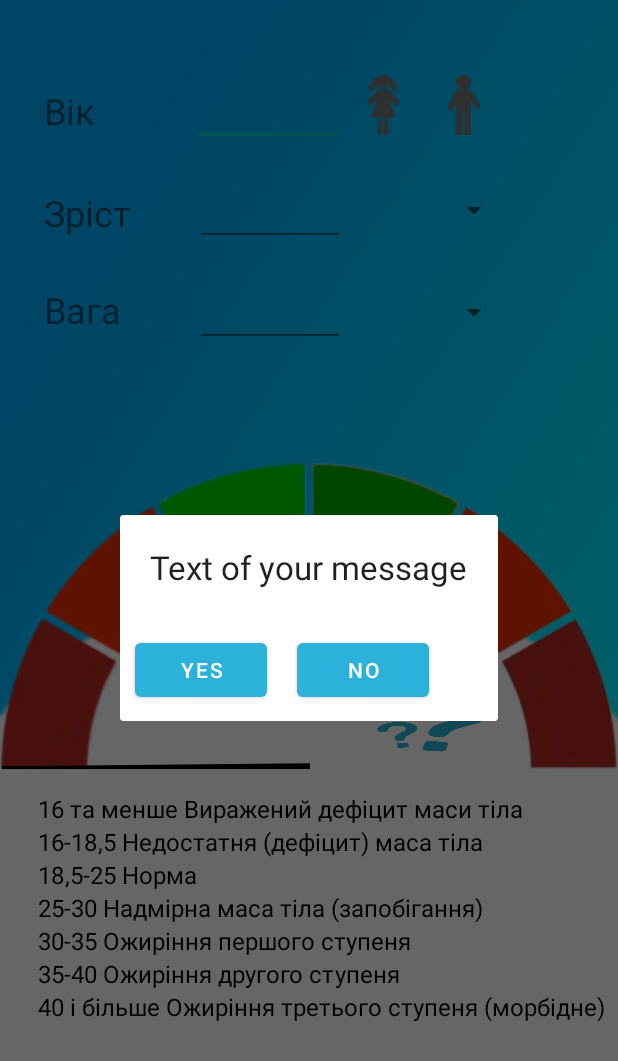
After one commit to Meadowsdxd/IMT-Calculator-, an Android app: the fragment Dialog placed in its activity, on a phone screen of 412 x 824 dp. The commit adds this screen. Shown: the top 1061 px of the screen. Run offline under Robolectric (Android 15) with nearby library versions, the phone set to English and light mode, and no system bars.

Commit message:
Add two and more new class for a new DialogFragment

```diff
--- /dev/null
+++ b/app/src/main/java/com/example/imtcalculator/fragment/Dialog.java
@@ -0,0 +1,58 @@
+package com.example.imtcalculator.fragment;
+
+import android.content.DialogInterface;
+import android.content.Intent;
+import android.os.Bundle;
+import android.util.Log;
+import android.view.LayoutInflater;
+import android.view.View;
+import android.view.ViewGroup;
+import android.widget.Button;
+import android.widget.Toast;
+
+import androidx.fragment.app.DialogFragment;
+
+import com.example.imtcalculator.R;
+import com.example.imtcalculator.activity.HelperActivity;
+
+public class Dialog extends DialogFragment implements View.OnClickListener {
+
+    final String LOG_TAG = "myLogs";
+double reuslt=0;
+
+    public double getReuslt() {
+        return reuslt;
+    }
+
+    public void setReuslt(double reuslt) {
+        this.reuslt = reuslt;
+    }
+
+    public View onCreateView(LayoutInflater inflater, ViewGroup container,
+                             Bundle savedInstanceState) {
+        getDialog().setTitle("Title!");
+        View v = inflater.inflate(R.layout.dialog, null);
+        v.findViewById(R.id.btnYes).setOnClickListener(this);
+        v.findViewById(R.id.btnNo).setOnClickListener(this);
+        return v;
+    }
+
+    public void onClick(View v) {
+        Toast.makeText(getContext(),"Чудово",Toast.LENGTH_LONG).show();
+        dismiss();
+    }
+
+    public void onDismiss(DialogInterface dialog) {
+        super.onDismiss(dialog);
+
+        Intent intent=new Intent(getContext(),HelperActivity.class);
+        intent.putExtra("result",reuslt);
+
+        startActivity(intent);
+    }
+
+    public void onCancel(DialogInterface dialog) {
+        super.onCancel(dialog);
+        Log.d(LOG_TAG, "Dialog 1: onCancel");
+    }
+}
--- /dev/null
+++ b/app/src/main/res/layout/dialog.xml
@@ -0,0 +1,35 @@
+<?xml version="1.0" encoding="utf-8"?>
+<LinearLayout
+    xmlns:android="http://schemas.android.com/apk/res/android"
+    android:layout_width="wrap_content"
+    android:layout_height="match_parent"
+    android:orientation="vertical">
+    <TextView
+        android:id="@+id/textView1"
+        android:layout_width="wrap_content"
+        android:layout_height="wrap_content"
+        android:layout_gravity="center"
+        android:layout_margin="20dp"
+        android:text="@string/message_text"
+        android:textAppearance="?android:attr/textAppearanceLarge">
+    </TextView>
+    <LinearLayout
+        android:layout_width="wrap_content"
+        android:layout_height="wrap_content">
+        <Button
+            android:id="@+id/btnYes"
+            android:layout_width="wrap_content"
+            android:layout_height="wrap_content"
+            android:layout_margin="10dp"
+            android:text="@string/yes">
+        </Button>
+        <Button
+            android:id="@+id/btnNo"
+            android:layout_width="wrap_content"
+            android:layout_height="wrap_content"
+            android:layout_margin="10dp"
+            android:text="@string/no">
+        </Button>
+
+    </LinearLayout>
+</LinearLayout>
--- a/app/src/main/res/layout/fragment_main.xml
+++ b/app/src/main/res/layout/fragment_main.xml
@@ -190,10 +190,10 @@
                 android:layout_height="36dp"
                 android:layout_below="@+id/weight"
                 android:layout_alignParentStart="true"
-                android:layout_marginStart="6dp"
-                android:layout_marginTop="24dp"
+                android:layout_marginStart="243dp"
+                android:layout_marginTop="234dp"
 
-                android:text="@string/button1"
+                android:background="@drawable/ask"
                 android:visibility="visible" />
 
             <RadioGroup
@@ -228,10 +228,10 @@
                 android:id="@+id/imageView"
                 android:layout_width="match_parent"
                 android:layout_height="wrap_content"
-                android:layout_below="@+id/button"
+                android:layout_below="@+id/result"
                 android:layout_alignParentStart="true"
                 android:layout_marginStart="0dp"
-                android:layout_marginTop="35sp"
+                android:layout_marginTop="-5dp"
                 app:srcCompat="@drawable/scaletest" />
 
             <com.example.imtcalculator.view.WeightView
@@ -241,9 +241,9 @@
                 android:layout_alignParentStart="true"
                 android:layout_alignParentTop="true"
                 android:layout_alignParentEnd="true"
-                android:layout_marginStart="3dp"
-                android:layout_marginTop="354dp"
-                android:layout_marginEnd="-2dp"
+                android:layout_marginStart="1dp"
+                android:layout_marginTop="323dp"
+                android:layout_marginEnd="0dp"
 
                 app:color="#77f577"
                 app:fontName="digital-7 (mono italic).ttf"
--- a/app/src/main/res/values/strings.xml
+++ b/app/src/main/res/values/strings.xml
@@ -11,6 +11,10 @@
     <string name="firstDegree">30-35 Ожиріння першого ступеня</string>
     <string name="secondDegree">35-40 Ожиріння другого ступеня</string>
     <string name="thirdDegree">40 і більше Ожиріння третього ступеня (морбідне)</string>
-
+    <string name="dialog_1">Dialog </string>
+    <string name="message_text">Text of your message</string>
+    <string name="yes">Yes</string>
+    <string name="no">No</string>
+    <string name="maybe">Maybe</string>
 
 </resources>
```
Also changed, not shown: app/src/main/java/com/example/imtcalculator/fragment/MainFragment.java (+17 -4 lines), app/src/main/res/drawable-v24/ask.png (added), 3 other files.
